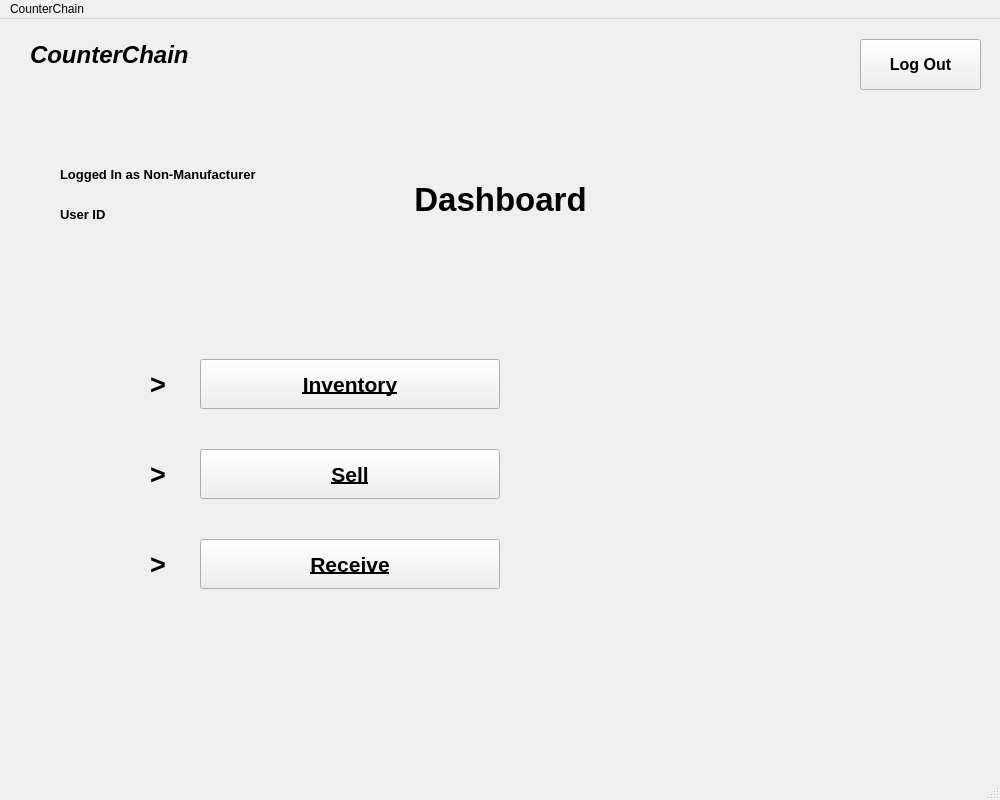
The window that dashboardother.ui (shubham0298/CounterChain) describes before a commit, drawn with Qt 5.
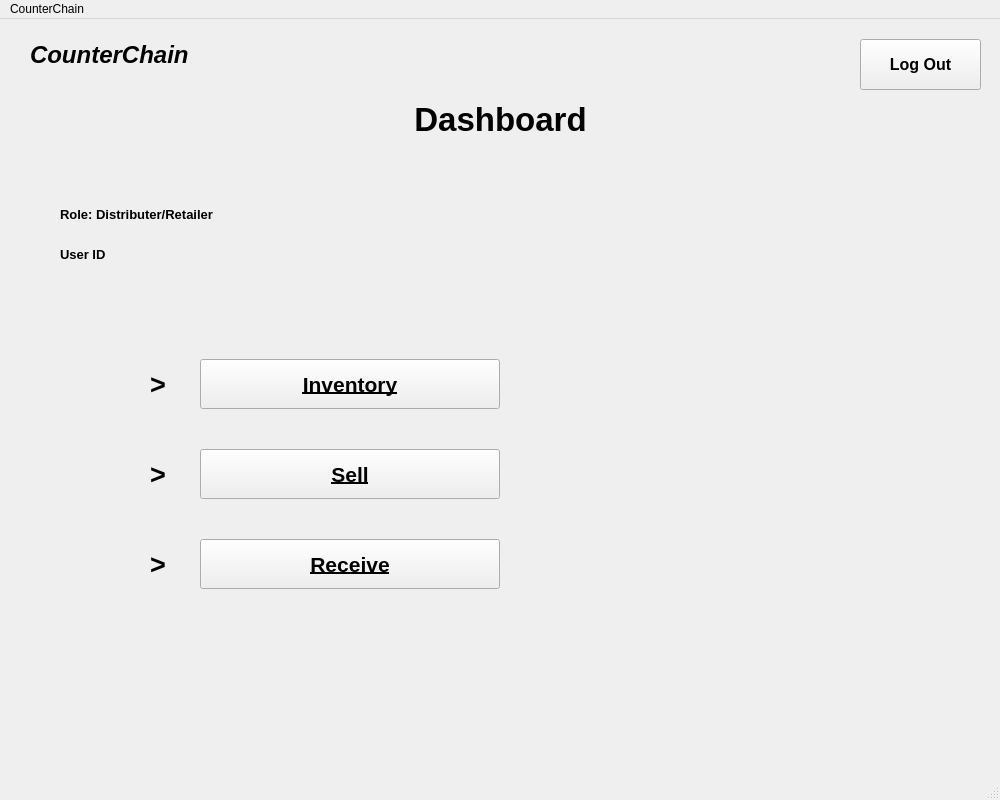
The same window after the commit.

Diff of the .ui file:
```diff
--- a/dashboardother.ui
+++ b/dashboardother.ui
@@ -42,7 +42,7 @@
     <property name="geometry">
      <rect>
       <x>380</x>
-      <y>150</y>
+      <y>70</y>
       <width>241</width>
       <height>61</height>
      </rect>
@@ -265,8 +265,8 @@
     <property name="geometry">
      <rect>
       <x>60</x>
-      <y>140</y>
-      <width>281</width>
+      <y>180</y>
+      <width>261</width>
       <height>31</height>
      </rect>
     </property>
@@ -281,15 +281,15 @@
      <cursorShape>IBeamCursor</cursorShape>
     </property>
     <property name="text">
-     <string>Logged In as Non-Manufacturer</string>
+     <string>Role: Distributer/Retailer</string>
     </property>
    </widget>
    <widget class="QLabel" name="label_8">
     <property name="geometry">
      <rect>
       <x>60</x>
-      <y>180</y>
-      <width>71</width>
+      <y>220</y>
+      <width>311</width>
       <height>31</height>
      </rect>
     </property>
```
Left out of the diff: 4 changed lines with no effect on the pictures.
